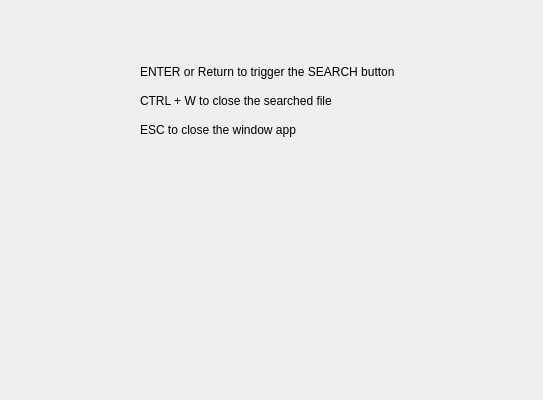
theocesar/Shortcut_App, file help.ui: the form before one commit.
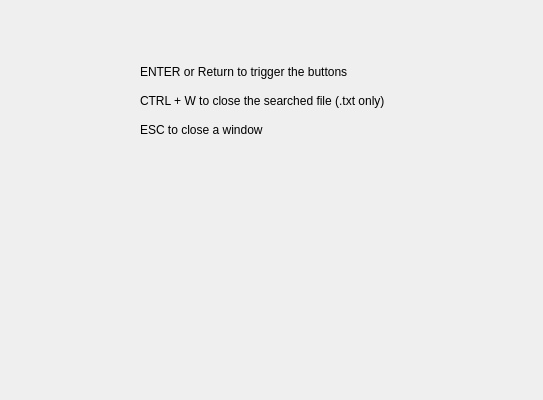
The form after the commit.

Commit message: Finish linking the help window

Patch:
```diff
--- a/help.ui
+++ b/help.ui
@@ -18,7 +18,7 @@
     <rect>
      <x>140</x>
      <y>60</y>
-     <width>261</width>
+     <width>280</width>
      <height>81</height>
     </rect>
    </property>
@@ -26,21 +26,21 @@
     <item>
      <widget class="QLabel" name="label">
       <property name="text">
-       <string>ENTER or Return to trigger the SEARCH button</string>
+       <string>ENTER or Return to trigger the buttons</string>
       </property>
      </widget>
     </item>
     <item>
      <widget class="QLabel" name="label_3">
       <property name="text">
-       <string>CTRL + W to close the searched file</string>
+       <string>CTRL + W to close the searched file (.txt only)</string>
       </property>
      </widget>
     </item>
     <item>
      <widget class="QLabel" name="label_2">
       <property name="text">
-       <string>ESC to close the window app</string>
+       <string>ESC to close a window</string>
       </property>
      </widget>
     </item>
```
The commit also changes 2 other files.
